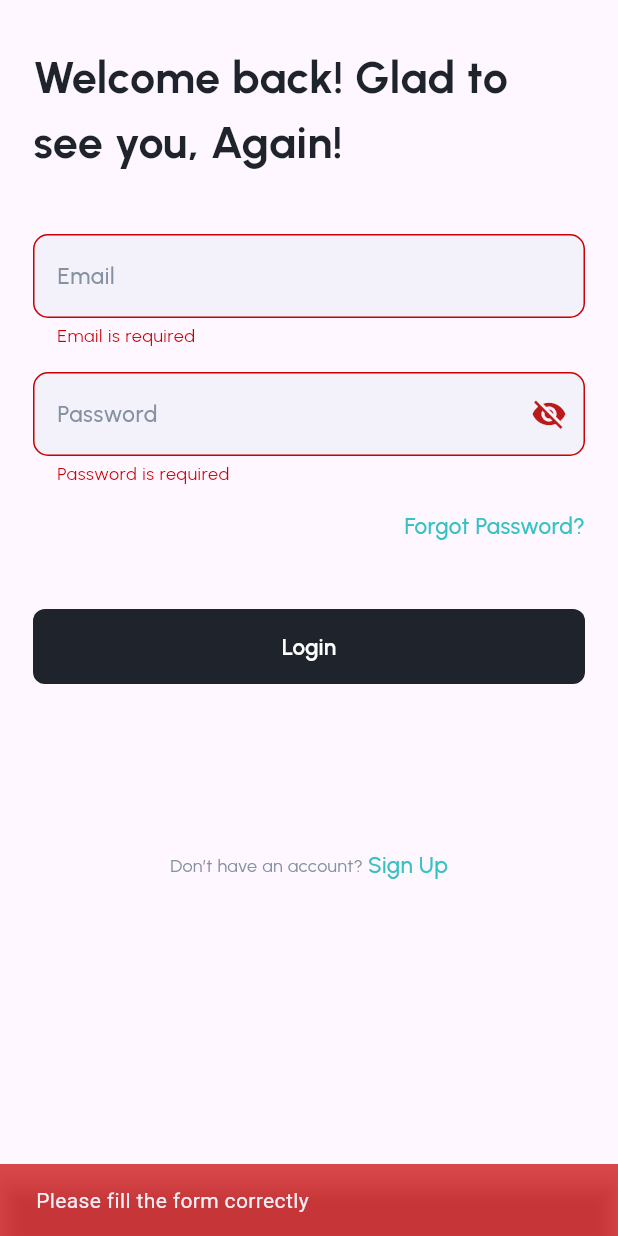
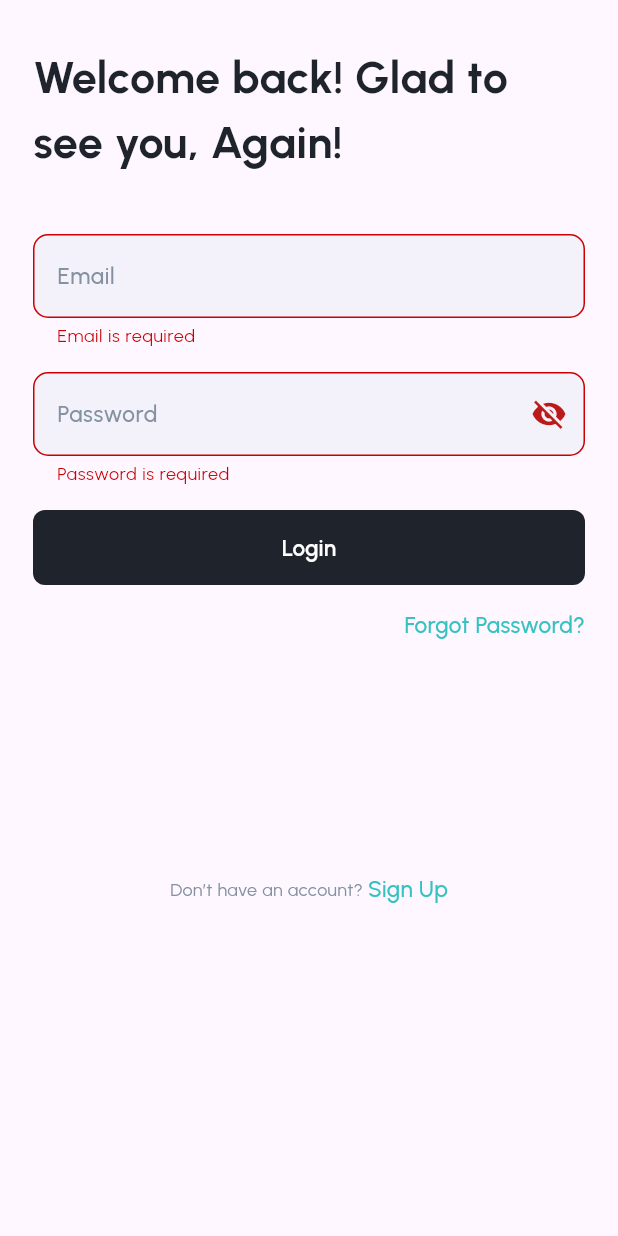
Before and after one commit to pramek008/interactive-animation-rive, a Flutter app: the screen it shows after launch, after a tap on "Login", on a phone screen of 412 x 824 dp. Run offline on Flutter 3.47's test engine with Material 3 defaults, Android fonts, the light colour scheme and no system bars; our stand-ins replace flutter_secure_storage, go_router, google_fonts, rive; statements that could not run were skipped.

Commit message:
chore: Remove unused auth bloc and event files

```diff
--- a/lib/client/service_locator.dart
+++ /dev/null
@@ -1,18 +0,0 @@
-import 'package:flutter_secure_storage/flutter_secure_storage.dart';
-import 'package:get_it/get_it.dart';
-import 'package:go_router/go_router.dart';
-
-import '../route/router_navigator.dart';
-import '../services/secure_storage.dart';
-
-final locator = GetIt.instance;
-
-void setupLocator() {
-  locator.registerSingleton<GoRouter>(router);
-  // locator.registerSingleton<AppServices>(AppServicesImpl());
-  // locator.registerLazySingleton<ApiConfig>(() => ApiConfig());
-  locator.registerLazySingleton<FlutterSecureStorage>(
-      () => const FlutterSecureStorage());
-  locator.registerLazySingleton<SecureStorage>(
-      () => SecureStorageImpl(locator.get<FlutterSecureStorage>()));
-}
--- a/lib/features/auth/bloc/auth_event.dart
+++ /dev/null
@@ -1,22 +0,0 @@
-part of 'auth_bloc.dart';
-
-@freezed
-class AuthEvent with _$AuthEvent {
-  const factory AuthEvent.login({
-    required String username,
-    required String password,
-  }) = _AuthEventLogin;
-
-  const factory AuthEvent.register({
-    required String fullname,
-    required String password,
-    required String email,
-  }) = _AuthEventRegister;
-
-  const factory AuthEvent.showLoginError(String message) =
-      ShowLoginError; // New event
-
-  const factory AuthEvent.checkAuth() = _AuthEventCheckAuth;
-
-  const factory AuthEvent.logout() = _AuthEventLogout;
-}
--- a/lib/features/auth/bloc/auth_state.dart
+++ /dev/null
@@ -1,10 +0,0 @@
-part of 'auth_bloc.dart';
-
-@freezed
-class AuthState with _$AuthState {
-  const factory AuthState.initial() = _AuthStateInitial;
-  const factory AuthState.loading() = _AuthStateLoading;
-  // const factory AuthState.success(LoginResponse response) = _AuthStateSuccess;
-  const factory AuthState.success() = _AuthStateSuccess;
-  const factory AuthState.error(String message) = _AuthStateError;
-}
--- a/lib/features/auth/login_screen.dart
+++ b/lib/features/auth/login_screen.dart
@@ -1,12 +1,11 @@
+import 'dart:async';
+
 import 'package:flutter/material.dart';
 import 'package:flutter/services.dart';
-import 'package:flutter_bloc/flutter_bloc.dart';
-import 'package:go_router/go_router.dart';
 import 'package:rive/rive.dart';
-import 'package:rive_auth_app/features/auth/bloc/auth_bloc.dart';
+
 import 'package:rive_auth_app/utils/validator.dart';
 
-import '../../client/service_locator.dart';
 import '../../utils/theme.dart';
 import '../../widgets/btn_widget.dart';
 import '../../widgets/text_form_field.dart';
@@ -23,7 +22,7 @@ class LoginScreen extends StatefulWidget {
 
 class _LoginScreenState extends State<LoginScreen> {
   final _formKey = GlobalKey<FormState>();
-  GoRouter router = locator.get<GoRouter>();
+
   late bool _obscureText = true;
   final _emailController = TextEditingController();
   final _passwordController = TextEditingController();
@@ -81,19 +80,16 @@ class _LoginScreenState extends State<LoginScreen> {
   }
 
   void wrongState() {
+    isChecking?.change(false);
     isHandsUp?.change(false);
+    setState(() {});
     failTrigger?.fire();
   }
 
-  void loginClick() {
+  void successState() {
     isChecking?.change(false);
     isHandsUp?.change(false);
-    if (_emailController.text == "email" &&
-        _passwordController.text == "pass") {
-      successTrigger?.fire();
-    } else {
-      failTrigger?.fire();
-    }
+    successTrigger?.fire();
     setState(() {});
   }
 
@@ -106,12 +102,6 @@ class _LoginScreenState extends State<LoginScreen> {
 
   @override
   Widget build(BuildContext context) {
-    void _toggle() {
-      setState(() {
-        _obscureText = !_obscureText;
-      });
-    }
-
     Widget heading() => Container(
           margin: EdgeInsets.only(
             top: 30,
@@ -175,6 +165,9 @@ class _LoginScreenState extends State<LoginScreen> {
                     onTap: handsUpOnEyes,
                     controller: _passwordController,
                     isPassword: _obscureText,
+                    onChanged: (p0) {
+                      handsUpOnEyes();
+                    },
                     validator: (validator) {
                       if (validator!.isEmpty) {
                         return 'Password is required';
@@ -184,6 +177,39 @@ class _LoginScreenState extends State<LoginScreen> {
                           return 'Password must be at least 8 characters';
                         } else {
                           return null;
+                        }
+                      }
+                    },
+                  ),
+                  const SizedBox(
+                    height: 16,
+                  ),
+                  CustomButtonWidget(
+                    btnName: 'Login',
+                    width: defaultMargin,
+                    statusColor: true,
+                    onPressed: () {
+                      if (_formKey.currentState!.validate()) {
+                        String email = "email@mail.com";
+                        String password = "pass1234";
+
+                        if (_emailController.text == email &&
+                            _passwordController.text == password) {
+                          successState();
+                          ScaffoldMessenger.of(context).showSnackBar(
+                            const SnackBar(
+                              backgroundColor: Colors.green,
+                              content: Text('Login Success'),
+                            ),
+                          );
+                        } else {
+                          wrongState();
+                          ScaffoldMessenger.of(context).showSnackBar(
+                            const SnackBar(
+                              backgroundColor: Colors.red,
+                              content: Text('Login Failed'),
+                            ),
+                          );
                         }
                       }
                     },
@@ -205,146 +231,6 @@ class _LoginScreenState extends State<LoginScreen> {
               const SizedBox(
                 height: 45,
               ),
-              BlocConsumer<AuthBloc, AuthState>(
-                listener: (context, state) {
-                  print(state);
-                  state.maybeWhen(
-                    success: () {
-                      isChecking?.change(false);
-                      isHandsUp?.change(false);
-                      successTrigger?.fire();
-                      ScaffoldMessenger.of(context).showSnackBar(
-                        SnackBar(
-                          content: const Text('Login Success'),
-                          backgroundColor: greenColor.withOpacity(0.7),
-                        ),
-                      );
-                      // router.goNamed(HomeScreen.routeName);
-                    },
-                    error: (message) {
-                      // isChecking?.change(false);
-                      // isHandsUp?.change(false);
-                      // failTrigger?.fire();
-                      wrongState();
-                      setState(() {});
-                      ScaffoldMessenger.of(context).showSnackBar(
-                        SnackBar(
-                          content: Text(message),
-                          backgroundColor: redColor.withOpacity(0.7),
-                        ),
-                      );
-                    },
-                    orElse: () {}, // Handle other states if necessary
-                  );
-                },
-                builder: (context, state) {
-                  return state.maybeWhen(
-                    initial: () {
-                      return CustomButtonWidget(
-                        btnName: 'Login',
-                        width: defaultMargin,
-                        statusColor: true,
-                        onPressed: () {
-                          if (_formKey.currentState!.validate()) {
-                            context.read<AuthBloc>().add(
-                                  AuthEvent.login(
-                                    username: _emailController.text.trim(),
-                                    password: _passwordController.text.trim(),
-                                  ),
-                                );
-                          } else {
-                            wrongState();
-                            ScaffoldMessenger.of(context).showSnackBar(
-                              SnackBar(
-                                content: const Text(
-                                    'Please fill the form correctly'),
-                                backgroundColor: redColor.withOpacity(0.7),
-                              ),
-                            );
-                          }
-                        },
-                      );
-                    },
-                    loading: () {
-                      return const Center(
-                        child: CircularProgressIndicator(),
-                      );
-                    },
-                    error: (message) {
-                      wrongState();
-                      return CustomButtonWidget(
-                        btnName: 'Login',
-                        width: defaultMargin,
-                        statusColor: true,
-                        onPressed: () {
-                          if (_formKey.currentState!.validate()) {
-                            context.read<AuthBloc>().add(
-                                  AuthEvent.login(
-                                    username: _emailController.text.trim(),
-                                    password: _passwordController.text.trim(),
-                                  ),
-                                );
-                          } else {
-                            ScaffoldMessenger.of(context).showSnackBar(
-                              SnackBar(
-                                content: const Text(
-                                    'Please fill the form correctly'),
-                                backgroundColor: redColor.withOpacity(0.7),
-                              ),
-                            );
-                          }
-                        },
-                      );
-                    },
-                    orElse: () {
-                      return const SizedBox();
-                    },
-                  );
-                },
-              ),
-
-              // BlocConsumer<AuthCubit, AuthState>(
-              //   listener: (context, state) {
-              //     if (state is AuthSuccess) {
-              //       Navigator.pushAndRemoveUntil(
-              //           context,
-              //           MaterialPageRoute(builder: (context) => HomeScreen()),
-              //           (route) => false);
-              //     } else if (state is AuthFailed) {
-              //       ScaffoldMessenger.of(context).showSnackBar(
-              //         SnackBar(
-              //           content: Text(state.message),
-              //           backgroundColor: redColor.withOpacity(0.7),
-              //         ),
-              //       );
-              //     }
-              //   },
-              //   builder: (context, state) {
-              //     if (state is AuthLoading) {
-              //       return const CircularProgressIndicator();
-              //     }
-              //     return CustomButtonWidget(
-              //         btnName: 'Login',
-              //         btnColor: blackColor,
-              //         width: defaultMargin,
-              //         statusColor: true,
-              //         onPressed: () {
-              //           if (_formKey.currentState!.validate()) {
-              //             context.read<AuthCubit>().signIn(
-              //                   email: _emailController.text.trim(),
-              //                   password: _passwordController.text.trim(),
-              //                 );
-              //           } else {
-              //             ScaffoldMessenger.of(context).showSnackBar(
-              //               SnackBar(
-              //                 content: Text('Please fill the form correctly'),
-              //                 backgroundColor: redColor.withOpacity(0.7),
-              //               ),
-              //             );
-              //           }
-              //         });
-              //   },
-              // )
             ],
           ),
         ),
--- a/lib/main.dart
+++ b/lib/main.dart
@@ -1,12 +1,8 @@
 import 'package:flutter/material.dart';
-import 'package:flutter_bloc/flutter_bloc.dart';
-import 'package:rive_auth_app/client/service_locator.dart';
+
 import 'package:rive_auth_app/route/router_navigator.dart';
 
-import 'features/auth/bloc/auth_bloc.dart';
-
 void main() {
-  setupLocator();
   runApp(const MyApp());
 }
 
@@ -16,13 +12,7 @@ class MyApp extends StatelessWidget {
   // This widget is the root of your application.
   @override
   Widget build(BuildContext context) {
-    return MultiBlocProvider(
-      providers: [
-        BlocProvider<AuthBloc>(
-          create: (context) => AuthBloc(),
-        ),
-      ],
-      child: MaterialApp.router(
+    return MaterialApp.router(
       title: 'Flutter Demo',
       theme: ThemeData(
         // This is the theme of your application.
@@ -45,7 +35,6 @@ class MyApp extends StatelessWidget {
       ),
       // home: const MyHomePage(title: 'Flutter Demo Home Page'),
       routerConfig: router,
-      ),
     );
   }
 }
```
Also changed, not shown: lib/features/auth/bloc/auth_bloc.dart (deleted, +0 -60 lines), lib/features/auth/bloc/auth_bloc.freezed.dart (deleted). Lines whose indentation alone changed are shown as unchanged.
